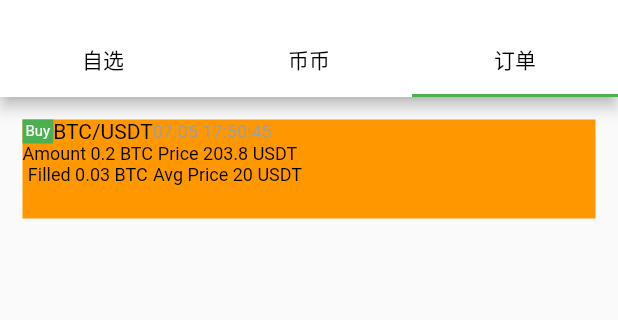
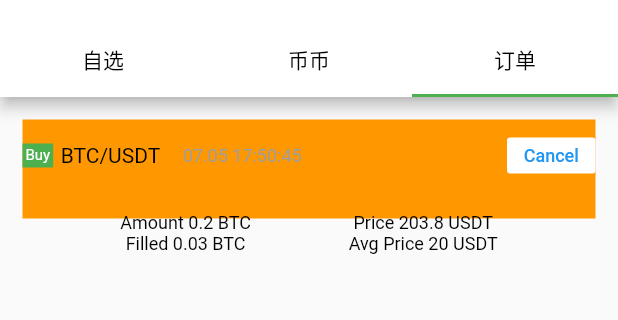
Before and after one commit to 156980441/flutter_demo, a Flutter app: the screen it shows after launch, tab 3 chosen, on a phone screen of 412 x 824 dp, the part 59-379 px from its top. Run offline on Flutter 3.47's test engine with Material 2 defaults, Android fonts, the phone set to English and light mode, and no system bars; our stand-ins replace flutter_native_web, flutter_swiper, fluttertoast, shared_preferences; missing offline and left inert: a package; generated files the repository leaves out were written again; network calls fail.

Commit message:
【提交类型】new 【修改内容】订单 UI 【影响范围】bb 【风险评估】low

```diff
--- a/flutter_news/lib/order/order_view.dart
+++ b/flutter_news/lib/order/order_view.dart
@@ -52,7 +52,9 @@ class _OrderViewState extends State<OrderView> {
                       ),
                     ),
                   ),
-                  Align(
+                  Container(
+                    margin: const EdgeInsets.only(left: 5, right: 15),
+                    child: Align(
                       alignment: Alignment.center,
                       child: Text(
                         _orders[index].symbol,
@@ -60,56 +62,76 @@ class _OrderViewState extends State<OrderView> {
                         style: TextStyle(fontSize: 14, color: Colors.black),
                       ),
                     ),
-                  Align(
-                    alignment: Alignment.center,
+                  ),
+                  Expanded(
+                    child: Align(
+                      alignment: Alignment.centerLeft,
                       child: Text(
                         _orders[index].ctime,
                         textAlign: TextAlign.center,
                         style: TextStyle(fontSize: 12, color: Colors.grey),
                       ),
                     ),
+                  ),
+                  ButtonTheme(
+                    minWidth: 59,
+                    height: 24,
+                    child: FlatButton(
+                      color: Colors.white,
+                      textColor: Colors.blue,
+                      disabledColor: Colors.grey,
+                      disabledTextColor: Colors.grey,
+                      padding: EdgeInsets.all(2.0),
+                      splashColor: Colors.blueAccent,
+                      onPressed: () {},
+                      child: Text(
+                        "Cancel",
+                        style: TextStyle(fontSize: 12.0),
+                      ),
+                    ),
+                  ),
                 ],
               ),
-
-              Row(
+              Container(
+                margin: const EdgeInsets.only(top: 14),
+                child: Row(
+                  mainAxisAlignment: MainAxisAlignment.spaceEvenly,
                   children: <Widget>[
                     Column(
                       children: <Widget>[
                         Align(
-                        alignment: Alignment.center,
+                          alignment: Alignment.centerLeft,
                           child: Text(
                             'Amount ${_orders[index].amount}',
-                          textAlign: TextAlign.center,
+                            textAlign: TextAlign.left,
                             style: TextStyle(fontSize: 12, color: Colors.black),
                           ),
                         ),
                         Align(
-                        alignment: Alignment.center,
+                          alignment: Alignment.centerLeft,
                           child: Text(
                             'Filled ${_orders[index].filled}',
-                          textAlign: TextAlign.center,
+                            textAlign: TextAlign.left,
                             style: TextStyle(fontSize: 12, color: Colors.black),
                           ),
                         ),
-
                       ],
                     ),
-
                     Column(
                       children: <Widget>[
                         Align(
-                        alignment: Alignment.center,
+                          alignment: Alignment.centerLeft,
                           child: Text(
                             'Price ${_orders[index].price}',
-                          textAlign: TextAlign.center,
+                            textAlign: TextAlign.left,
                             style: TextStyle(fontSize: 12, color: Colors.black),
                           ),
                         ),
                         Align(
-                        alignment: Alignment.center,
+                          alignment: Alignment.centerLeft,
                           child: Text(
                             'Avg Price ${_orders[index].margin}',
-                          textAlign: TextAlign.center,
+                            textAlign: TextAlign.left,
                             style: TextStyle(fontSize: 12, color: Colors.black),
                           ),
                         ),
@@ -117,11 +139,12 @@ class _OrderViewState extends State<OrderView> {
                     ),
                   ],
                 ),
+              ),
             ],
           ),
           width: MediaQuery.of(context).size.width,
-          color: index % 2 == 0 ? Colors.orange : Colors.blueAccent,
-          height: 130,
+          color: Colors.orange,
+          height: 66,
         ),
         onTap: () {
           Navigator.push(
```
Lines whose indentation alone changed are shown as unchanged.
